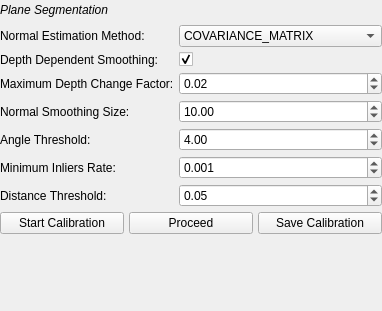
The window that gui/config/CPlaneMatchingConfig.ui (MRPT/autocalib-sensor-extrinsics) describes before a commit, drawn with Qt 5.
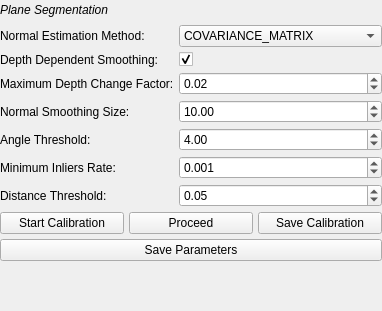
The same window after the commit.

Commit message:
Add functionality for config file read/write
* Loads initial calib, grouping, and plane seg params
* Writes initial calib, grouping params
* Writing plane seg params needs fix
* Refactoring

```diff
--- a/gui/config/CPlaneMatchingConfig.ui
+++ b/gui/config/CPlaneMatchingConfig.ui
@@ -252,6 +252,13 @@
      </item>
     </layout>
    </item>
+   <item>
+    <widget class="QPushButton" name="save_params_button">
+     <property name="text">
+      <string>Save Parameters</string>
+     </property>
+    </widget>
+   </item>
    <item>
     <spacer name="spacer">
      <property name="orientation">
```
The commit also changes 24 other files.
